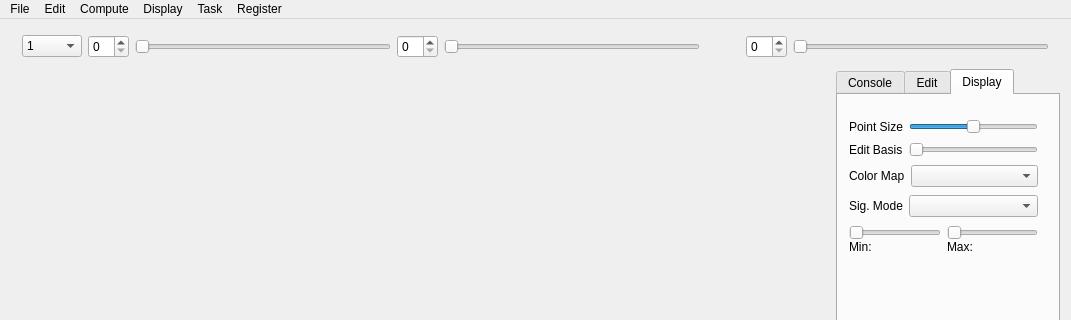
Before: the Qt Designer form ZGeometry/ZGeometry.ui in sunyzm/ZGeometry, drawn with Qt 5; both pictures show x 0 to 1071 and y 0 to 320 of the 1071 by 850 pixel window.
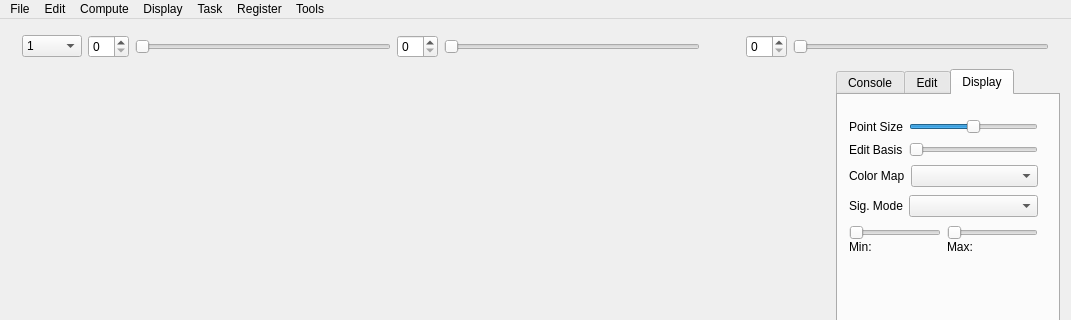
After: the same form once the commit is applied. Custom widgets are drawn as their Qt base class.

The edit to the form file:
```diff
--- a/ZGeometry/ZGeometry.ui
+++ b/ZGeometry/ZGeometry.ui
@@ -746,12 +746,20 @@
     <addaction name="actionPickMatches"/>
     <addaction name="actionRegisterTest"/>
    </widget>
+   <widget class="QMenu" name="menuTools">
+    <property name="title">
+     <string>Tools</string>
+    </property>
+    <addaction name="actionExploreScreenshots"/>
+    <addaction name="actionExploreOutput"/>
+   </widget>
    <addaction name="menuFile"/>
    <addaction name="menuEdit"/>
    <addaction name="menuCompute"/>
    <addaction name="menuDisplay"/>
    <addaction name="menuTask"/>
    <addaction name="menuRegister"/>
+   <addaction name="menuTools"/>
   </widget>
   <widget class="QStatusBar" name="statusBar"/>
   <action name="actionExit">
```
Left out of the diff: 10 changed lines with no effect on the pictures.
